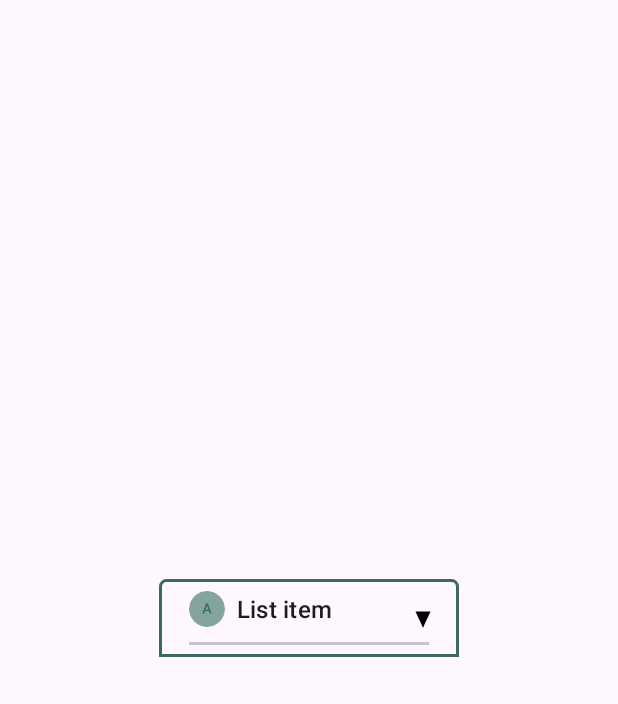
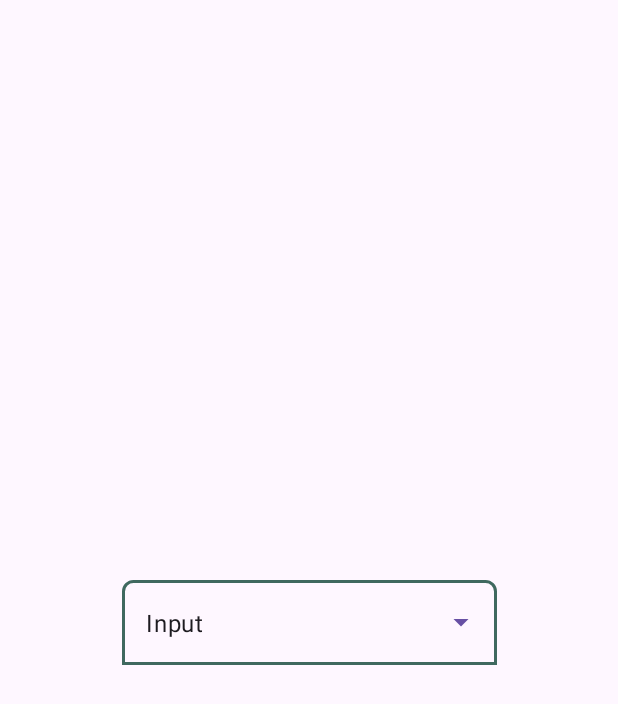
Before and after one commit to JrDeveloper100/CustomSpinner, an Android app: the screen it shows after launch (MainActivity), on a phone screen of 412 x 824 dp. Shown: the top 704 px of the screen. Run offline under Robolectric (Android 15) with nearby library versions, the phone set to English and light mode, and no system bars.

Commit message:
few changes

```diff
--- a/CustomSpinner/src/main/java/com/example/customspinner/CustomSpinner.kt
+++ b/CustomSpinner/src/main/java/com/example/customspinner/CustomSpinner.kt
@@ -1,23 +1,14 @@
 package com.example.customspinner
 
-import android.R
 import android.content.Context
-import android.content.res.ColorStateList
-import android.graphics.Typeface
-import android.util.AttributeSet
 import android.view.LayoutInflater
 import android.view.View
 import android.view.ViewGroup
 import android.widget.ArrayAdapter
-import android.widget.BaseAdapter
 import android.widget.ImageView
-import android.widget.Spinner
 import android.widget.TextView
-import androidx.appcompat.widget.AppCompatSpinner
-import androidx.core.content.ContextCompat
-import org.spongycastle.crypto.tls.CipherSuite
 
-class CustomSpinnerAdapter(
+class CustomAutoCompleteAdapter(
     context: Context,
     private val items: List<SpinnerItem>
 ) : ArrayAdapter<SpinnerItem>(context, 0, items) {
@@ -30,20 +21,22 @@ class CustomSpinnerAdapter(
         return createView(position, convertView, parent)
     }
 
-
     private fun createView(position: Int, convertView: View?, parent: ViewGroup): View {
         val view = convertView ?: LayoutInflater.from(context)
-            .inflate(com.example.customspinner.R.layout.custom_spinner_item, parent, false)
+            .inflate(R.layout.custom_spinner_layout, parent, false)
 
         val item = getItem(position)
-        val iconImageView = view.findViewById<ImageView>(com.example.customspinner.R.id.iconImageView)
+            val iconImageView = view.findViewById<ImageView>(com.example.customspinner.R.id.iconImageView)
         val textTextView = view.findViewById<TextView>(com.example.customspinner.R.id.textTextView)
         val separator = view.findViewById<View>(com.example.customspinner.R.id.separator)
 
-        iconImageView.setImageResource(item?.iconResId ?: com.example.customspinner.R.drawable.leading_icon3)
+        iconImageView.setImageResource(item?.iconResId ?: R.drawable.leading_icon3)
         textTextView.text = item?.text ?: ""
-        if (position==2){
+        if (position==2) {
             separator.visibility = View.GONE
+        }else
+        {
+            separator.visibility = View.VISIBLE
         }
 
         return view
--- a/CustomSpinner/src/main/java/com/example/customspinner/SpinnerItem.kt
+++ b/CustomSpinner/src/main/java/com/example/customspinner/SpinnerItem.kt
@@ -1,3 +1,7 @@
 package com.example.customspinner
 
-data class SpinnerItem(val iconResId: Int, val text: String)
+data class SpinnerItem(val iconResId: Int, val text: String){
+    override fun toString(): String {
+        return text
+    }
+}
--- a/app/src/main/java/com/example/customspinner/MainActivity.kt
+++ b/app/src/main/java/com/example/customspinner/MainActivity.kt
@@ -4,6 +4,7 @@ import androidx.appcompat.app.AppCompatActivity
 import android.os.Bundle
 import android.view.View
 import android.widget.AdapterView
+import android.widget.AutoCompleteTextView
 import android.widget.PopupWindow
 import android.widget.Spinner
 import androidx.core.content.ContextCompat
@@ -13,37 +14,29 @@ class MainActivity : AppCompatActivity() {
         super.onCreate(savedInstanceState)
         setContentView(R.layout.activity_main)
 
-        val customSpinner = findViewById<Spinner>(R.id.customSpinner)
-        val popupWindow = PopupWindow(this)
-        val openDrawable = ContextCompat.getDrawable(this, R.drawable.spinner_icon_design_default)
-        val closedDrawable = ContextCompat.getDrawable(this, R.drawable.spinner_icon_design_opened)
+        val autoCompleteTextView  = findViewById<AutoCompleteTextView>(R.id.autoCompleteTextView )
         val items = listOf(
             SpinnerItem(R.drawable.leading_icon3, "List item"),
             SpinnerItem(R.drawable.leading_icon3, "List item"),
             SpinnerItem(R.drawable.leading_icon3, "List item")
         )
-        val adapter = CustomSpinnerAdapter(this, items)
-        customSpinner.adapter = adapter
+        val adapter = CustomAutoCompleteAdapter(this, items)
+        autoCompleteTextView.setAdapter(adapter)
 
-// Add an OnDismissListener to change the icon when the popup is dismissed (closed)
-        popupWindow.setOnDismissListener {
-            customSpinner.background = closedDrawable
-        }
-
-        customSpinner.onItemSelectedListener = object : AdapterView.OnItemSelectedListener {
-            override fun onItemSelected(parent: AdapterView<*>?, view: View?, position: Int, id: Long) {
-                // Handle the selected item here
-                val selectedItem = items[position]
-                val selectedIconResId = selectedItem.iconResId
-                val selectedText = selectedItem.text
-
-                // Do something with the selected item
-            }
-
-            override fun onNothingSelected(parent: AdapterView<*>?) {
-                // Handle case when nothing is selected
-            }
-        }
+//        customSpinner.onItemSelectedListener = object : AdapterView.OnItemSelectedListener {
+//            override fun onItemSelected(parent: AdapterView<*>?, view: View?, position: Int, id: Long) {
+//                // Handle the selected item here
+//                val selectedItem = items[position]
+//                val selectedIconResId = selectedItem.iconResId
+//                val selectedText = selectedItem.text
+//
+//                // Do something with the selected item
+//            }
+//
+//            override fun onNothingSelected(parent: AdapterView<*>?) {
+//                // Handle case when nothing is selected
+//            }
+//        }
 
 
 
--- /dev/null
+++ b/app/src/main/res/drawable/design2.xml
@@ -0,0 +1,5 @@
+<?xml version="1.0" encoding="utf-8"?>
+<shape xmlns:android="http://schemas.android.com/apk/res/android" android:shape="rectangle">
+<stroke android:color="#3F695F" android:width="2dp"/>
+    <corners android:topLeftRadius="6.50dp" android:topRightRadius="6.50dp"/>
+</shape>
--- a/app/src/main/res/drawable/spinner_icon_design_default.xml
+++ /dev/null
@@ -1,17 +0,0 @@
-<?xml version="1.0" encoding="utf-8"?>
-<selector xmlns:android="http://schemas.android.com/apk/res/android">
-<item>
-    <layer-list>
-        <item>
-            <shape android:shape="rectangle">
-                <stroke android:color="#3F695F" android:width="2dp"/>
-                <padding android:right="12dp"
-                    android:left="12dp"/>
-                <corners android:topLeftRadius="4dp" android:topRightRadius="4dp"/>
-            </shape>
-        </item>
-        <item android:drawable="@drawable/arrow_drop_down"
-            android:gravity="end"/>
-    </layer-list>
-</item>
-</selector>
--- a/app/src/main/res/drawable/spinner_icon_design_opened.xml
+++ /dev/null
@@ -1,17 +0,0 @@
-<?xml version="1.0" encoding="utf-8"?>
-<selector xmlns:android="http://schemas.android.com/apk/res/android">
-<item>
-    <layer-list>
-        <item>
-            <shape android:shape="rectangle">
-                <stroke android:color="#3F695F" android:width="2dp"/>
-                <padding android:right="12dp"
-                    android:left="12dp"/>
-                <corners android:topLeftRadius="4dp" android:topRightRadius="4dp"/>
-            </shape>
-        </item>
-        <item android:drawable="@drawable/arrow_drop_up"
-            android:gravity="end"/>
-    </layer-list>
-</item>
-</selector>
--- a/app/src/main/res/layout/activity_main.xml
+++ b/app/src/main/res/layout/activity_main.xml
@@ -6,17 +6,27 @@
     android:layout_height="match_parent"
     tools:context=".MainActivity">
 
-    <Spinner
+    <com.google.android.material.textfield.TextInputLayout
         android:id="@+id/customSpinner"
-        android:layout_width="200dp"
+        style="@style/Widget.Material3.TextInputLayout.OutlinedBox.ExposedDropdownMenu"
+        android:layout_width="250dp"
         android:layout_height="wrap_content"
-        android:popupBackground="@drawable/round_shape"
-        android:background="@drawable/spinner_icon_design_default"
-        android:dropDownVerticalOffset="60dp"
-        android:dropDownWidth="200dp"
         app:layout_constraintBottom_toBottomOf="parent"
         app:layout_constraintEnd_toEndOf="parent"
         app:layout_constraintStart_toStartOf="parent"
-        app:layout_constraintTop_toTopOf="parent" />
+        app:layout_constraintTop_toTopOf="parent">
+
+        <AutoCompleteTextView
+            android:id="@+id/autoCompleteTextView"
+            style="@style/CustomAutoCompleteTextViewStyle"
+            android:layout_width="match_parent"
+            android:layout_height="wrap_content"
+            android:background="@drawable/design2"
+            android:layout_weight="1"
+            android:dropDownVerticalOffset="10dp"
+            android:inputType="none"
+            android:text="Input"/>
+
+    </com.google.android.material.textfield.TextInputLayout>
 
 </androidx.constraintlayout.widget.ConstraintLayout>
--- a/app/src/main/res/values/strings.xml
+++ b/app/src/main/res/values/strings.xml
@@ -1,3 +1,8 @@
 <resources>
     <string name="app_name">CustomSpinner</string>
+    <string-array name="items">
+        <item>List item</item>
+        <item>List item</item>
+        <item>List item</item>
+    </string-array>
 </resources>
--- a/app/src/main/res/values/themes.xml
+++ b/app/src/main/res/values/themes.xml
@@ -6,4 +6,8 @@
     </style>
 
     <style name="Theme.CustomSpinner" parent="Base.Theme.CustomSpinner" />
+
+    <style name="CustomAutoCompleteTextViewStyle">
+        <item name="android:popupBackground">@drawable/round_shape</item>
+    </style>
 </resources>
```
Also changed, not shown: CustomSpinner/src/main/res/layout/custom_spinner_layout.xml (renamed from CustomSpinner/src/main/res/layout/custom_spinner_item.xml).
